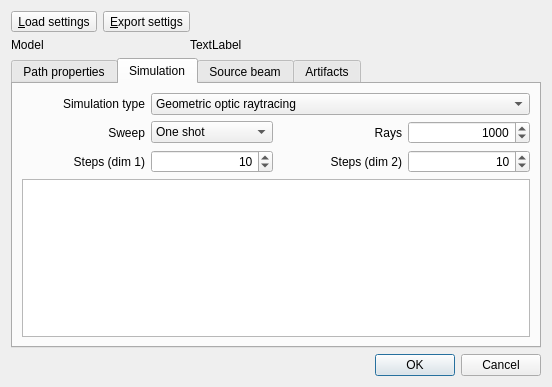
First picture: the form in RZGUI/SimulationPropertiesDialog.ui, repository HARMONI-CAB/RayZaler, before the edit.
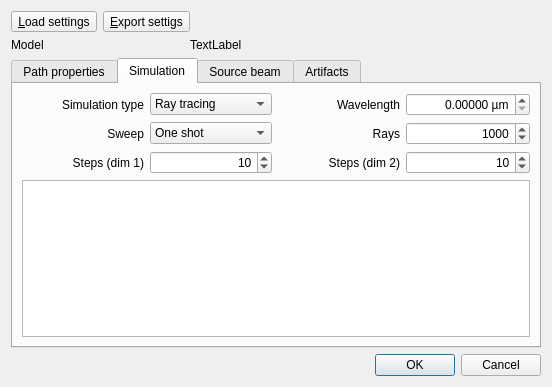
Second picture: the form after the edit.

Commit message: First seemingly functional diffraction simulation

```diff
--- a/RZGUI/SimulationPropertiesDialog.ui
+++ b/RZGUI/SimulationPropertiesDialog.ui
@@ -245,20 +245,46 @@
          </property>
         </widget>
        </item>
-       <item row="0" column="1" colspan="3">
+       <item row="0" column="1">
         <widget class="QComboBox" name="tracingType">
          <item>
           <property name="text">
-           <string>Geometric optic raytracing</string>
+           <string>Ray tracing</string>
           </property>
          </item>
          <item>
           <property name="text">
-           <string>Diffraction integral</string>
+           <string>Diffraction</string>
           </property>
          </item>
         </widget>
        </item>
+       <item row="0" column="2">
+        <widget class="QLabel" name="label_12">
+         <property name="text">
+          <string>Wavelength</string>
+         </property>
+         <property name="alignment">
+          <set>Qt::AlignRight|Qt::AlignTrailing|Qt::AlignVCenter</set>
+         </property>
+        </widget>
+       </item>
+       <item row="0" column="3">
+        <widget class="QDoubleSpinBox" name="wavelengthSpin">
+         <property name="alignment">
+          <set>Qt::AlignRight|Qt::AlignTrailing|Qt::AlignVCenter</set>
+         </property>
+         <property name="suffix">
+          <string> µm</string>
+         </property>
+         <property name="decimals">
+          <number>5</number>
+         </property>
+         <property name="maximum">
+          <double>5000000.000000000000000</double>
+         </property>
+        </widget>
+       </item>
       </layout>
      </widget>
      <widget class="QWidget" name="tab_3">
```
The commit also changes 23 other files.
